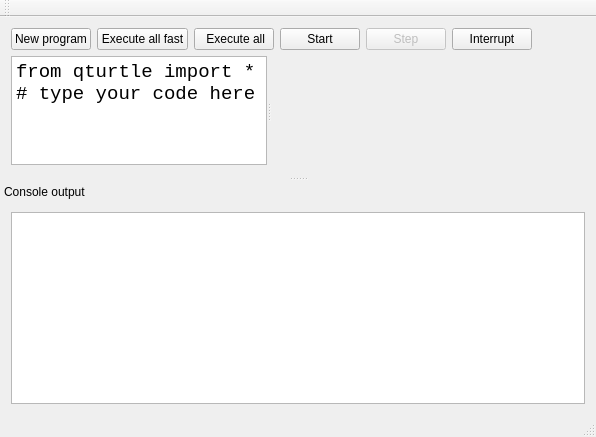
maciekgajewski/the-snake-and-the-turtle, file gui/MainWindow.ui: the form before one commit.
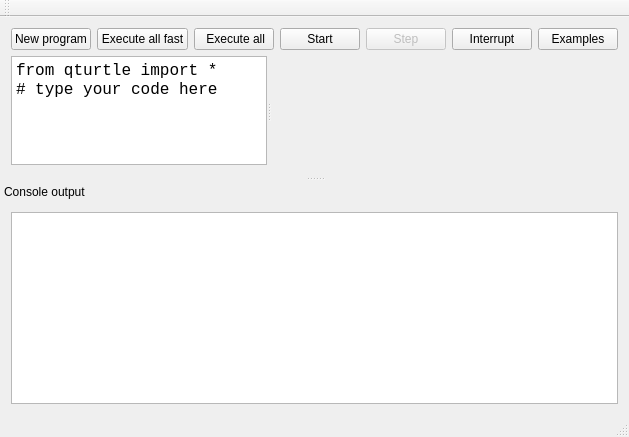
The form after the commit. Custom widgets are drawn as their Qt base class.

```diff
--- a/gui/MainWindow.ui
+++ b/gui/MainWindow.ui
@@ -62,6 +62,13 @@
         </property>
        </widget>
       </item>
+      <item>
+       <widget class="QPushButton" name="examplesButton">
+        <property name="text">
+         <string>Examples</string>
+        </property>
+       </widget>
+      </item>
       <item>
        <spacer name="horizontalSpacer">
         <property name="orientation">
@@ -90,7 +97,7 @@
       </property>
       <widget class="Turtle::EditorWidget" name="codeEditor">
        <property name="sizePolicy">
-        <sizepolicy hsizetype="Minimum" vsizetype="Expanding">
+        <sizepolicy hsizetype="Preferred" vsizetype="Expanding">
          <horstretch>0</horstretch>
          <verstretch>0</verstretch>
         </sizepolicy>
@@ -98,7 +105,7 @@
        <property name="font">
         <font>
          <family>Courier New</family>
-         <pointsize>14</pointsize>
+         <pointsize>12</pointsize>
         </font>
        </property>
        <property name="lineWrapMode">
```
Left out of the diff: 4 changed lines with no effect on the pictures.
